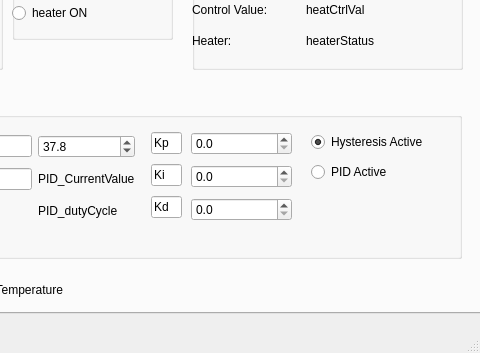
First picture: the form in SW/PyQT_GUI/eggsIncubatorGUI.ui, repository AppenninoAutomaticMachines/Automatic_Egg_Incubator, before the edit; both pictures show x 160 to 640 and y 127 to 480 of the 640 by 480 pixel window.
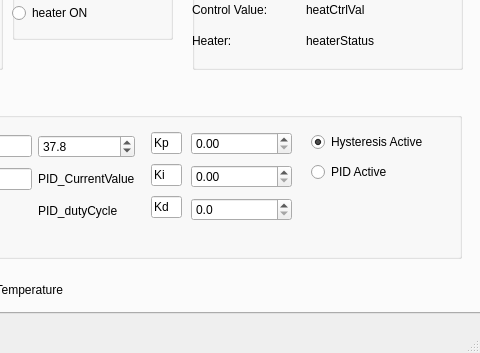
Second picture: the form after the edit.

Patch:
```diff
--- a/SW/PyQT_GUI/eggsIncubatorGUI.ui
+++ b/SW/PyQT_GUI/eggsIncubatorGUI.ui
@@ -520,7 +520,7 @@
         <item>
          <widget class="QDoubleSpinBox" name="Kp_spinBox">
           <property name="decimals">
-           <number>1</number>
+           <number>2</number>
           </property>
           <property name="maximum">
            <double>1000.000000000000000</double>
@@ -530,7 +530,7 @@
         <item>
          <widget class="QDoubleSpinBox" name="Ki_spinBox">
           <property name="decimals">
-           <number>1</number>
+           <number>2</number>
           </property>
           <property name="maximum">
            <double>1000.000000000000000</double>
```
Left out of the diff: 6 changed lines with no effect on the pictures.
